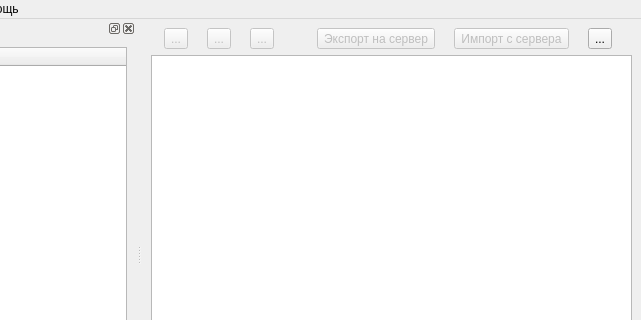
First picture: the form in certmanager/CertManager/mainwindow.ui, repository arcirk/ws_solution, before the edit; both pictures show x 138 to 779 and y 0 to 320 of the 779 by 746 pixel window.
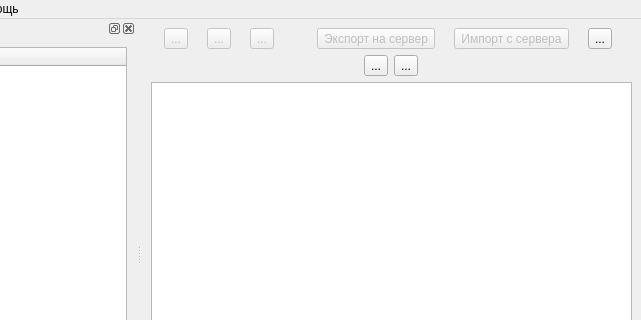
Second picture: the form after the edit. Icons and pictures are not drawn.

What changed in the file:
```diff
--- a/certmanager/CertManager/mainwindow.ui
+++ b/certmanager/CertManager/mainwindow.ui
@@ -125,13 +125,57 @@
       </item>
      </layout>
     </item>
-    <item row="2" column="0">
+    <item row="3" column="0">
      <widget class="QTableView" name="tableView">
       <property name="selectionMode">
        <enum>QAbstractItemView::SingleSelection</enum>
       </property>
      </widget>
     </item>
+    <item row="1" column="0">
+     <widget class="QWidget" name="wToolBarAU" native="true">
+      <layout class="QGridLayout" name="gridLayout_5">
+       <property name="leftMargin">
+        <number>0</number>
+       </property>
+       <property name="topMargin">
+        <number>0</number>
+       </property>
+       <property name="rightMargin">
+        <number>0</number>
+       </property>
+       <property name="bottomMargin">
+        <number>0</number>
+       </property>
+       <item row="0" column="0">
+        <layout class="QHBoxLayout" name="toolBarActiveUsers">
+         <item>
+          <widget class="QToolButton" name="btnUserToDatabase">
+           <property name="text">
+            <string>...</string>
+           </property>
+           <property name="icon">
+            <iconset resource="certmaster.qrc">
+             <normaloff>:/img/userToDatabase.png</normaloff>:/img/userToDatabase.png</iconset>
+           </property>
+          </widget>
+         </item>
+         <item>
+          <widget class="QToolButton" name="btnCompToDatabase">
+           <property name="text">
+            <string>...</string>
+           </property>
+           <property name="icon">
+            <iconset resource="certmaster.qrc">
+             <normaloff>:/img/compToTataBase.png</normaloff>:/img/compToTataBase.png</iconset>
+           </property>
+          </widget>
+         </item>
+        </layout>
+       </item>
+      </layout>
+     </widget>
+    </item>
    </layout>
   </widget>
   <widget class="QMenuBar" name="menubar">
```
Left out of the diff: 104 changed lines with no effect on the pictures. Lines whose indentation alone changed are shown as unchanged.
